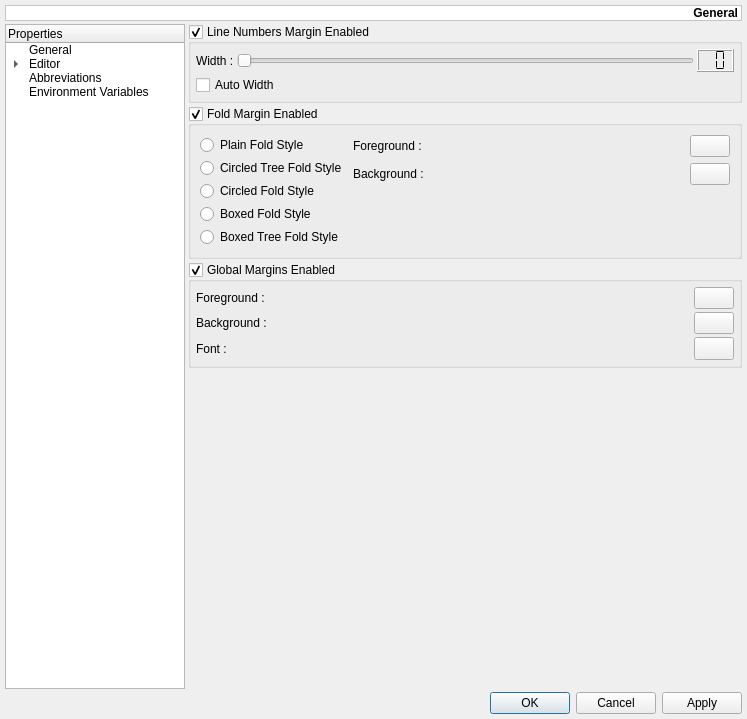
Before: the Qt Designer form mks/ui/UISettings.ui in andreikop/enki, drawn with Qt 5.
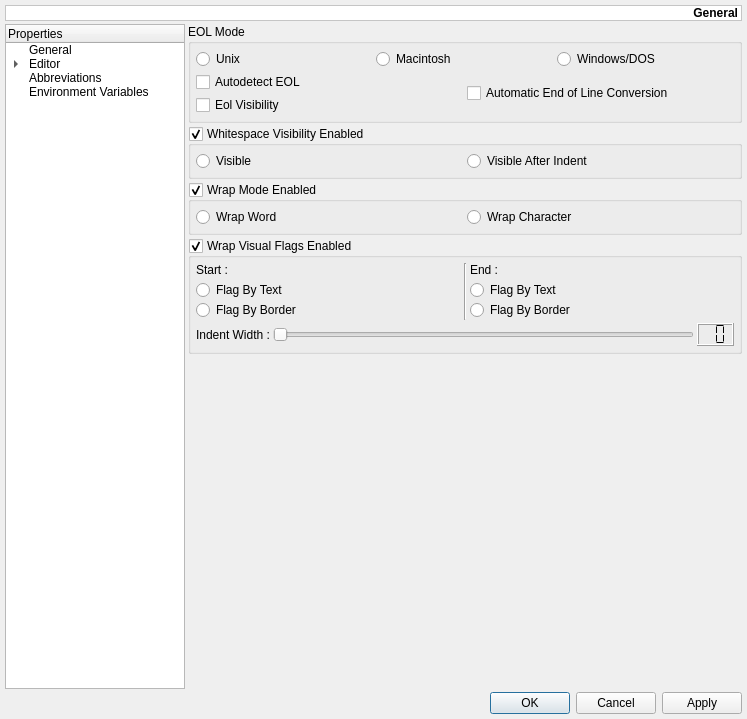
After: the same form once the commit is applied. The open tabs and pages were chosen to show the change. Custom widgets are drawn as their Qt base class.

Commit message: Margin settings removed

Patch:
```diff
--- a/mks/ui/UISettings.ui
+++ b/mks/ui/UISettings.ui
@@ -1512,278 +1512,6 @@
        </item>
       </layout>
      </widget>
-     <widget class="QWidget" name="pMargins">
-      <layout class="QVBoxLayout">
-       <property name="spacing">
-        <number>3</number>
-       </property>
-       <property name="margin">
-        <number>0</number>
-       </property>
-       <item>
-        <widget class="QGroupBox" name="gbLineNumbersMarginEnabled">
-         <property name="title">
-          <string>Line Numbers Margin Enabled</string>
-         </property>
-         <property name="checkable">
-          <bool>true</bool>
-         </property>
-         <layout class="QVBoxLayout">
-          <property name="spacing">
-           <number>3</number>
-          </property>
-          <property name="margin">
-           <number>5</number>
-          </property>
-          <item>
-           <layout class="QHBoxLayout">
-            <property name="spacing">
-             <number>3</number>
-            </property>
-            <item>
-             <widget class="QLabel" name="lLineNumbersMarginWidth">
-              <property name="text">
-               <string>Width :</string>
-              </property>
-             </widget>
-            </item>
-            <item>
-             <widget class="QSlider" name="sLineNumbersMarginWidth">
-              <property name="sizePolicy">
-               <sizepolicy hsizetype="Expanding" vsizetype="Fixed">
-                <horstretch>0</horstretch>
-                <verstretch>0</verstretch>
-               </sizepolicy>
-              </property>
-              <property name="minimum">
-               <number>1</number>
-              </property>
-              <property name="orientation">
-               <enum>Qt::Horizontal</enum>
-              </property>
-              <property name="tickInterval">
-               <number>1</number>
-              </property>
-             </widget>
-            </item>
-            <item>
-             <widget class="QLCDNumber" name="lnLineNumbersMarginWidth">
-              <property name="sizePolicy">
-               <sizepolicy hsizetype="Fixed" vsizetype="Fixed">
-                <horstretch>0</horstretch>
-                <verstretch>0</verstretch>
-               </sizepolicy>
-              </property>
-              <property name="numDigits">
-               <number>2</number>
-              </property>
-              <property name="segmentStyle">
-               <enum>QLCDNumber::Flat</enum>
-              </property>
-             </widget>
-            </item>
-           </layout>
-          </item>
-          <item>
-           <widget class="QCheckBox" name="cbLineNumbersMarginAutoWidth">
-            <property name="text">
-             <string>Auto Width</string>
-            </property>
-           </widget>
-          </item>
-         </layout>
-        </widget>
-       </item>
-       <item>
-        <widget class="QGroupBox" name="gbFoldMarginEnabled">
-         <property name="title">
-          <string>Fold Margin Enabled</string>
-         </property>
-         <property name="checkable">
-          <bool>true</bool>
-         </property>
-         <layout class="QGridLayout" name="gridLayout_2">
-          <item row="0" column="0" rowspan="3">
-           <layout class="QVBoxLayout">
-            <property name="spacing">
-             <number>3</number>
-            </property>
-            <item>
-             <widget class="QRadioButton" name="rbPlainFoldStyle">
-              <property name="text">
-               <string>Plain Fold Style</string>
-              </property>
-             </widget>
-            </item>
-            <item>
-             <widget class="QRadioButton" name="rbCircledTreeFoldStyle">
-              <property name="text">
-               <string>Circled Tree Fold Style</string>
-              </property>
-             </widget>
-            </item>
-            <item>
-             <widget class="QRadioButton" name="rbCircledFoldStyle">
-              <property name="text">
-               <string>Circled Fold Style</string>
-              </property>
-             </widget>
-            </item>
-            <item>
-             <widget class="QRadioButton" name="rbBoxedFoldStyle">
-              <property name="text">
-               <string>Boxed Fold Style</string>
-              </property>
-             </widget>
-            </item>
-            <item>
-             <widget class="QRadioButton" name="rbBoxedTreeFoldStyle">
-              <property name="text">
-               <string>Boxed Tree Fold Style</string>
-              </property>
-             </widget>
-            </item>
-           </layout>
-          </item>
-          <item row="0" column="1">
-           <widget class="QLabel" name="lFoldMarginForeground">
-            <property name="sizePolicy">
-             <sizepolicy hsizetype="Expanding" vsizetype="Preferred">
-              <horstretch>0</horstretch>
-              <verstretch>0</verstretch>
-             </sizepolicy>
-            </property>
-            <property name="text">
-             <string>Foreground :</string>
-            </property>
-           </widget>
-          </item>
-          <item row="0" column="2">
-           <widget class="pColorButton" name="tbFoldMarginForeground"/>
-          </item>
-          <item row="1" column="1">
-           <widget class="QLabel" name="lFoldMarginBackground">
-            <property name="sizePolicy">
-             <sizepolicy hsizetype="Expanding" vsizetype="Preferred">
-              <horstretch>0</horstretch>
-              <verstretch>0</verstretch>
-             </sizepolicy>
-            </property>
-            <property name="text">
-             <string>Background :</string>
-            </property>
-           </widget>
-          </item>
-          <item row="1" column="2">
-           <widget class="pColorButton" name="tbFoldMarginBackground"/>
-          </item>
-          <item row="2" column="1" colspan="2">
-           <spacer>
-            <property name="orientation">
-             <enum>Qt::Vertical</enum>
-            </property>
-            <property name="sizeType">
-             <enum>QSizePolicy::Minimum</enum>
-            </property>
-            <property name="sizeHint" stdset="0">
-             <size>
-              <width>20</width>
-              <height>20</height>
-             </size>
-            </property>
-           </spacer>
-          </item>
-         </layout>
-        </widget>
-       </item>
-       <item>
-        <widget class="QGroupBox" name="gbMarginsEnabled">
-         <property name="title">
-          <string>Global Margins Enabled</string>
-         </property>
-         <property name="checkable">
-          <bool>true</bool>
-         </property>
-         <layout class="QGridLayout" name="gridLayout_3">
-          <property name="margin">
-           <number>5</number>
-          </property>
-          <property name="spacing">
-           <number>3</number>
-          </property>
-          <item row="0" column="0">
-           <widget class="QLabel" name="lMarginsForeground">
-            <property name="sizePolicy">
-             <sizepolicy hsizetype="Expanding" vsizetype="Preferred">
-              <horstretch>0</horstretch>
-              <verstretch>0</verstretch>
-             </sizepolicy>
-            </property>
-            <property name="text">
-             <string>Foreground :</string>
-            </property>
-           </widget>
-          </item>
-          <item row="0" column="1">
-           <widget class="pColorButton" name="tbMarginsForeground"/>
-          </item>
-          <item row="1" column="0">
-           <widget class="QLabel" name="lMarginsBackground">
-            <property name="sizePolicy">
-             <sizepolicy hsizetype="Expanding" vsizetype="Preferred">
-              <horstretch>0</horstretch>
-              <verstretch>0</verstretch>
-             </sizepolicy>
-            </property>
-            <property name="text">
-             <string>Background :</string>
-            </property>
-           </widget>
-          </item>
-          <item row="1" column="1">
-           <widget class="pColorButton" name="tbMarginsBackground"/>
-          </item>
-          <item row="2" column="0">
-           <widget class="QLabel" name="lMarginsFont">
-            <property name="sizePolicy">
-             <sizepolicy hsizetype="Expanding" vsizetype="Preferred">
-              <horstretch>0</horstretch>
-              <verstretch>0</verstretch>
-             </sizepolicy>
-            </property>
-            <property name="text">
-             <string>Font :</string>
-            </property>
-           </widget>
-          </item>
-          <item row="2" column="1">
-           <widget class="QToolButton" name="tbMarginsFont">
-            <property name="sizePolicy">
-             <sizepolicy hsizetype="Minimum" vsizetype="Fixed">
-              <horstretch>0</horstretch>
-              <verstretch>0</verstretch>
-             </sizepolicy>
-            </property>
-           </widget>
-          </item>
-         </layout>
-        </widget>
-       </item>
-       <item>
-        <spacer>
-         <property name="orientation">
-          <enum>Qt::Vertical</enum>
-         </property>
-         <property name="sizeHint" stdset="0">
-          <size>
-           <width>20</width>
-           <height>40</height>
-          </size>
-         </property>
-        </spacer>
-       </item>
-      </layout>
-     </widget>
      <widget class="QWidget" name="pEditorVisibility">
       <layout class="QVBoxLayout">
        <property name="spacing">
```
Left out of the diff: 23 changed lines with no effect on the pictures. The commit also changes 2 other files.
